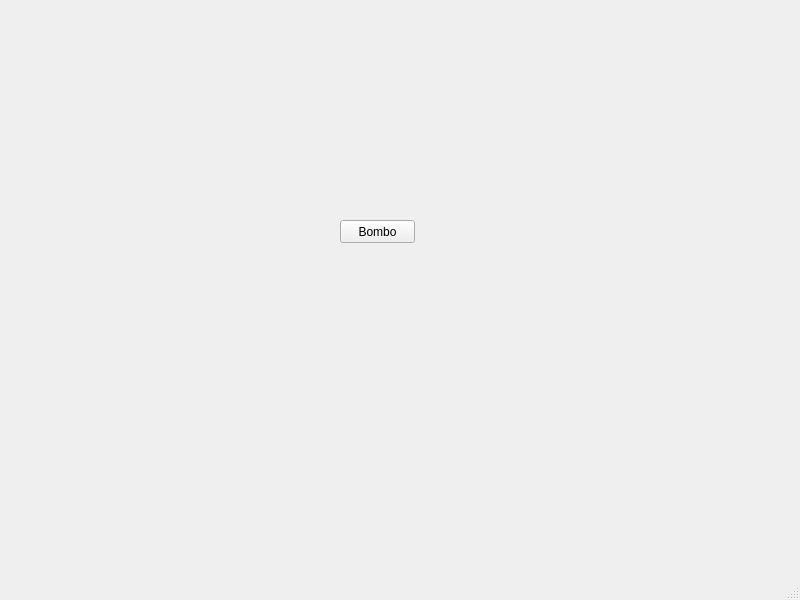
Above: PaintProgramTouch/mainwindow.ui from PeterM5/PaintProgramTouch before the change. Below: the same form after it.
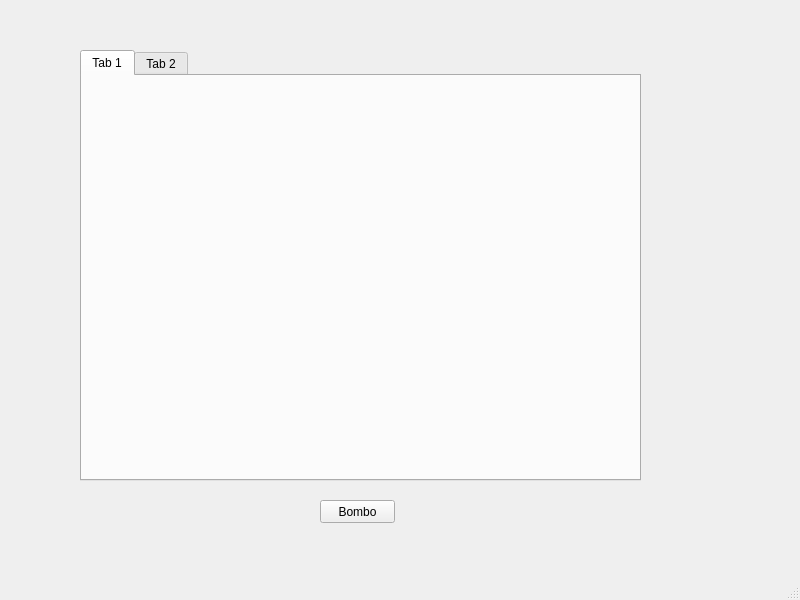
That is the form after the change.

The edit to the form file:
```diff
--- a/PaintProgramTouch/mainwindow.ui
+++ b/PaintProgramTouch/mainwindow.ui
@@ -17,8 +17,8 @@
    <widget class="QPushButton" name="pushButton">
     <property name="geometry">
      <rect>
-      <x>340</x>
-      <y>220</y>
+      <x>320</x>
+      <y>500</y>
       <width>75</width>
       <height>23</height>
      </rect>
@@ -27,6 +27,29 @@
      <string>Bombo</string>
     </property>
    </widget>
+   <widget class="QTabWidget" name="tabWidget">
+    <property name="geometry">
+     <rect>
+      <x>80</x>
+      <y>50</y>
+      <width>561</width>
+      <height>431</height>
+     </rect>
+    </property>
+    <property name="currentIndex">
+     <number>0</number>
+    </property>
+    <widget class="QWidget" name="tab">
+     <attribute name="title">
+      <string>Tab 1</string>
+     </attribute>
+    </widget>
+    <widget class="QWidget" name="tab_2">
+     <attribute name="title">
+      <string>Tab 2</string>
+     </attribute>
+    </widget>
+   </widget>
   </widget>
   <widget class="QMenuBar" name="menubar">
    <property name="geometry">
```
